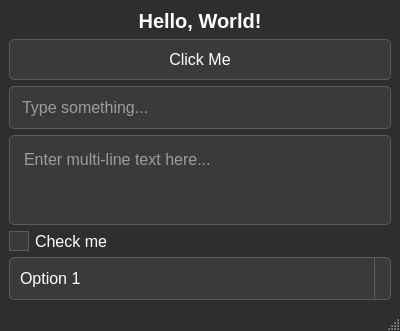
Above: src/cxx_app/mainwindow.ui from coltorl/rust_into_cpp before the change. Below: the same form after it.
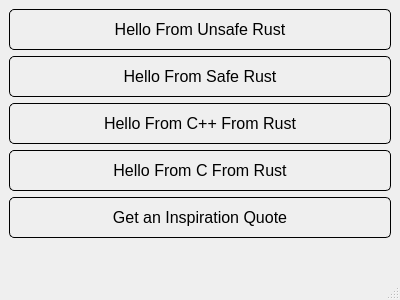
That is the form after the change.

The edit to the form file:
```diff
--- a/src/cxx_app/mainwindow.ui
+++ b/src/cxx_app/mainwindow.ui
@@ -16,131 +16,63 @@
         <property name="styleSheet">
             <string>
                 QMainWindow {
-                background-color: #2e2e2e;
                 }
                 QLabel {
-                color: #ffffff;
                 font-size: 20px;
                 font-weight: bold;
                 }
                 QPushButton {
-                background-color: #3a3a3a;
-                color: #ffffff;
-                border: 1px solid #5c5c5c;
+                border: 1px solid;
                 padding: 10px;
                 border-radius: 5px;
                 font-size: 16px;
                 }
-                QPushButton:hover {
-                background-color: #4a4a4a;
-                }
-                QLineEdit, QTextEdit {
-                background-color: #3a3a3a;
-                color: #ffffff;
-                border: 1px solid #5c5c5c;
-                padding: 10px;
-                border-radius: 5px;
-                font-size: 16px;
-                }
-                QCheckBox {
-                color: #ffffff;
-                font-size: 16px;
-                }
-                QCheckBox::indicator {
-                width: 18px;
-                height: 18px;
-                border: 1px solid #5c5c5c;
-                background-color: #3a3a3a;
-                }
-                QCheckBox::indicator:checked {
-                background-color: #4a4a4a; /* A noticeably darker background */
-                border-color: #ffffff; /* White border to contrast against the darker background */
-                }
-                QCheckBox::indicator:hover {
-                background-color: #555555; /* Slightly lighter than checked state when hovered */
-                }
-                QComboBox {
-                background-color: #3a3a3a;
-                color: #ffffff;
-                border: 1px solid #5c5c5c;
-                padding: 10px;
-                border-radius: 5px;
-                font-size: 16px;
-                }
-                QComboBox::drop-down {
-                subcontrol-origin: padding;
-                subcontrol-position: top right;
-                width: 15px;
-                border-left: 1px solid #5c5c5c;
-                }
-                QComboBox QAbstractItemView {
-                background-color: #3a3a3a;
-                color: #ffffff;
-                border: 1px solid #5c5c5c;
-                selection-background-color: #4a4a4a;
-                selection-color: #ffffff;
-                }
             </string>
         </property>
         <widget class="QWidget" name="centralWidget">
             <layout class="QVBoxLayout" name="verticalLayout">
+                <item>
+                    <widget class="QPushButton" name="rust_unsafe_hello">
+                        <property name="text">
+                            <string>Hello From Unsafe Rust</string>
+                        </property>
+                    </widget>
+                </item>
+                <item>
+                    <widget class="QPushButton" name="rust_safe_hello">
+                        <property name="text">
+                            <string>Hello From Safe Rust</string>
+                        </property>
+                    </widget>
+                </item>
+                <item>
+                    <widget class="QPushButton" name="rust_cxx_hello">
+                        <property name="text">
+                            <string>Hello From C++ From Rust</string>
+                        </property>
+                    </widget>
+                </item>
+                <item>
+                    <widget class="QPushButton" name="rust_c_hello">
+                        <property name="text">
+                            <string>Hello From C From Rust</string>
+                        </property>
+                    </widget>
+                </item>
+                <item>
+                    <widget class="QPushButton" name="get_quote">
+                        <property name="text">
+                            <string>Get an Inspiration Quote</string>
+                        </property>
+                    </widget>
+                </item>
                 <item>
                     <widget class="QLabel" name="label">
-                        <property name="text">
-                            <string>Hello, World!</string>
-                        </property>
                         <property name="alignment">
                             <set>Qt::AlignCenter</set>
                         </property>
                     </widget>
                 </item>
-                <item>
-                    <widget class="QPushButton" name="pushButton">
-                        <property name="text">
-                            <string>Click Me</string>
-                        </property>
-                    </widget>
-                </item>
-                <item>
-                    <widget class="QLineEdit" name="lineEdit">
-                        <property name="placeholderText">
-                            <string>Type something...</string>
-                        </property>
-                    </widget>
-                </item>
-                <item>
-                    <widget class="QTextEdit" name="textEdit">
-                        <property name="placeholderText">
-                            <string>Enter multi-line text here...</string>
-                        </property>
-                    </widget>
-                </item>
-                <item>
-                    <widget class="QCheckBox" name="checkBox">
-                        <property name="text">
-                            <string>Check me</string>
-                        </property>
-                    </widget>
-                </item>
-                <item>
-                    <widget class="QComboBox" name="comboBox">
-                        <item>
-                            <property name="text">
-                                <string>Option 1</string>
-                            </property>
-                        </item>
-                        <item>
-                            <property name="text">
-                                <string>Option 2</string>
-                            </property>
-                        </item>
-                        <item>
-                            <property name="text">
-                                <string>Option 3</string>
-                            </property>
-                        </item>
-                    </widget>
-                </item>
             </layout>
         </widget>
         <widget class="QMenuBar" name="menuBar" />
```
